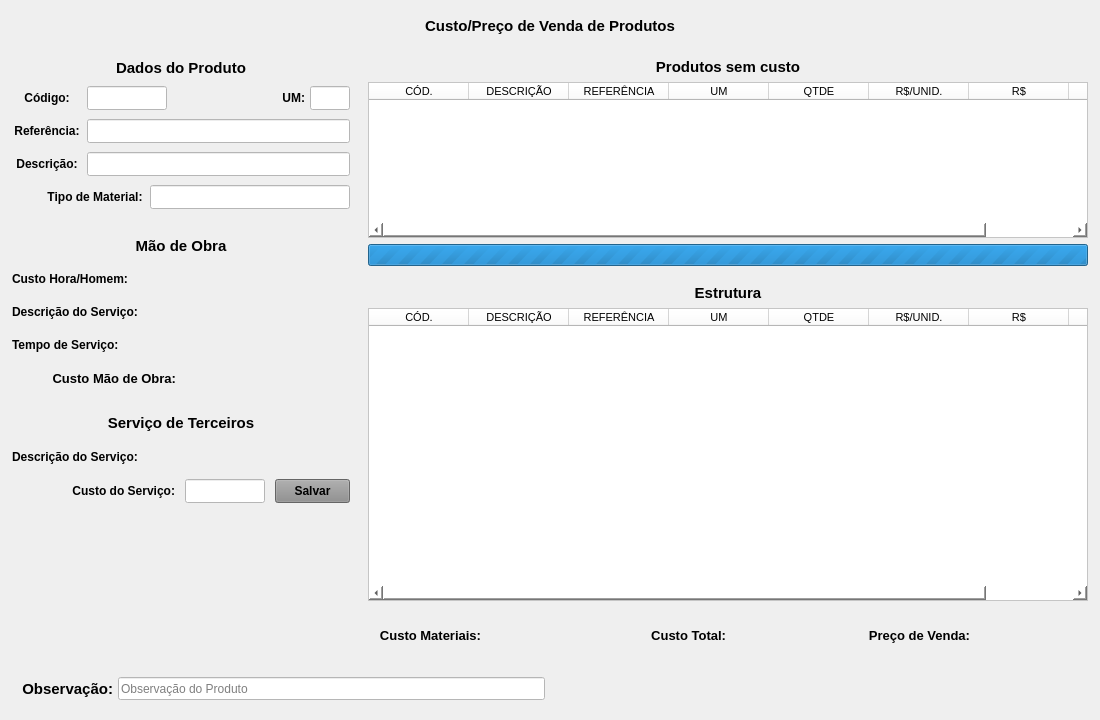
Above: forms/tela_estrut_custo.ui from Azevedo84/erp_suzuki before the change. Below: the same form after it.
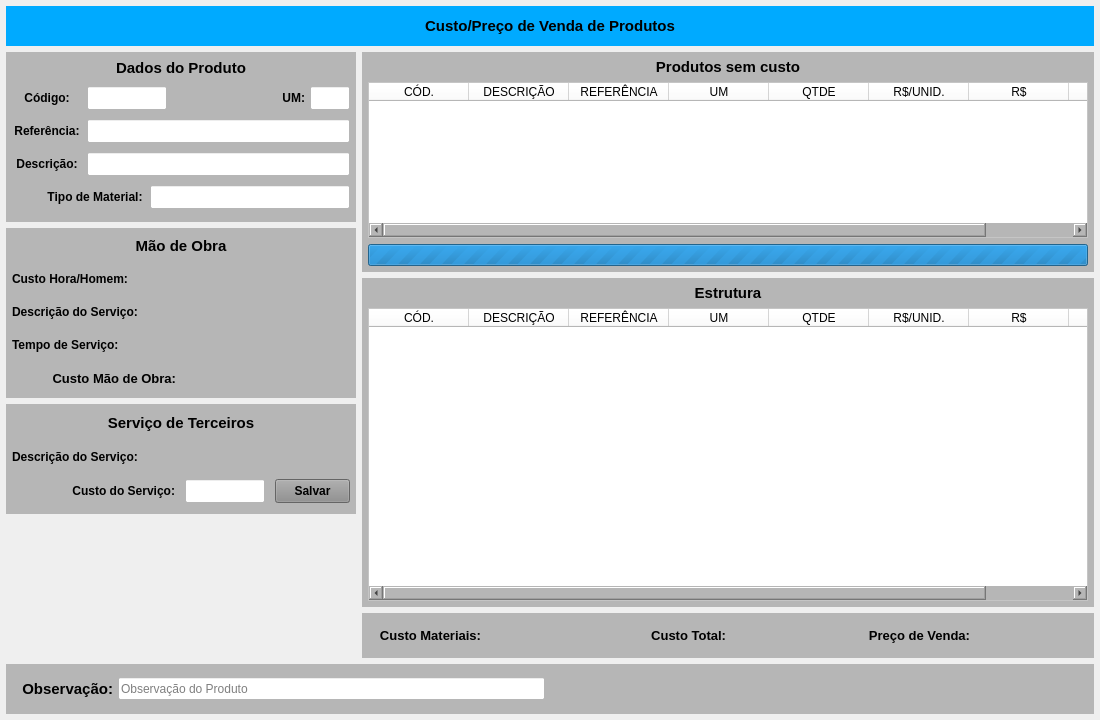
That is the form after the change.

```diff
--- a/forms/tela_estrut_custo.ui
+++ b/forms/tela_estrut_custo.ui
@@ -48,7 +48,7 @@
        </size>
       </property>
       <property name="styleSheet">
-       <string notr="true"/>
+       <string notr="true">background-color: rgb(0, 170, 255);</string>
       </property>
       <layout class="QHBoxLayout" name="horizontalLayout">
        <property name="spacing">
@@ -231,7 +231,7 @@
              </size>
             </property>
             <property name="styleSheet">
-             <string notr="true"/>
+             <string notr="true">background-color: rgb(182, 182, 182);</string>
             </property>
             <layout class="QVBoxLayout" name="verticalLayout_8">
              <property name="spacing">
@@ -815,7 +815,7 @@
              </size>
             </property>
             <property name="styleSheet">
-             <string notr="true"/>
+             <string notr="true">background-color: rgb(182, 182, 182);</string>
             </property>
             <layout class="QVBoxLayout" name="verticalLayout_6">
              <property name="spacing">
@@ -1226,7 +1226,7 @@
              </size>
             </property>
             <property name="styleSheet">
-             <string notr="true"/>
+             <string notr="true">background-color: rgb(182, 182, 182);</string>
             </property>
             <layout class="QVBoxLayout" name="verticalLayout_7">
              <property name="spacing">
@@ -1572,7 +1572,7 @@
              </size>
             </property>
             <property name="styleSheet">
-             <string notr="true"/>
+             <string notr="true">background-color: rgb(182, 182, 182);</string>
             </property>
             <layout class="QVBoxLayout" name="verticalLayout_9">
              <property name="leftMargin">
@@ -1702,7 +1702,7 @@
           <item>
            <widget class="QWidget" name="widget_Cor5" native="true">
             <property name="styleSheet">
-             <string notr="true"/>
+             <string notr="true">background-color: rgb(182, 182, 182);</string>
             </property>
             <layout class="QVBoxLayout" name="verticalLayout_3">
              <property name="leftMargin">
@@ -1822,7 +1822,7 @@
              </size>
             </property>
             <property name="styleSheet">
-             <string notr="true"/>
+             <string notr="true">background-color: rgb(182, 182, 182);</string>
             </property>
             <layout class="QHBoxLayout" name="horizontalLayout_10">
              <property name="leftMargin">
@@ -2104,7 +2104,7 @@
        </size>
       </property>
       <property name="styleSheet">
-       <string notr="true"/>
+       <string notr="true">background-color: rgb(182, 182, 182);</string>
       </property>
       <layout class="QHBoxLayout" name="horizontalLayout_21">
        <property name="spacing">
```
